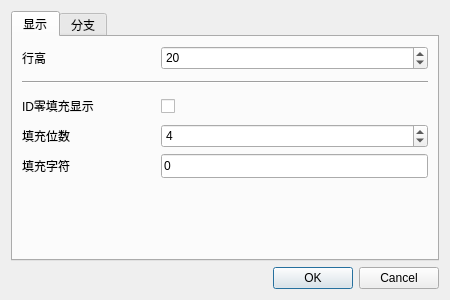
Above: DrillGIFActionSequenceEditor/Source/Utils/widgetFormSenior/FlexiblePageTree/Private/W_FPT_Config.ui from DrillUp/DrillGIFActionSequenceEditor before the change. Below: the same form after it.
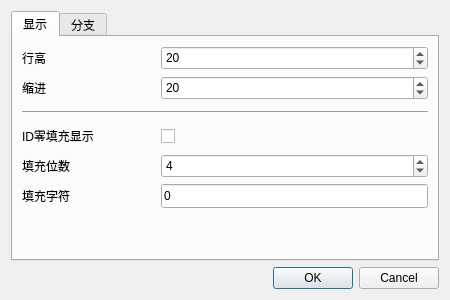
That is the form after the change.

Patch:
```diff
--- a/DrillGIFActionSequenceEditor/Source/Utils/widgetFormSenior/FlexiblePageTree/Private/W_FPT_Config.ui
+++ b/DrillGIFActionSequenceEditor/Source/Utils/widgetFormSenior/FlexiblePageTree/Private/W_FPT_Config.ui
@@ -24,7 +24,7 @@
        <string>显示</string>
       </attribute>
       <layout class="QGridLayout" name="gridLayout" columnstretch="1,2">
-       <item row="2" column="0">
+       <item row="3" column="0">
         <widget class="QLabel" name="label_6">
          <property name="text">
           <string>ID零填充显示</string>
@@ -50,7 +50,7 @@
          </property>
         </widget>
        </item>
-       <item row="3" column="1">
+       <item row="4" column="1">
         <widget class="QSpinBox" name="spinBox_zeroFillCount">
          <property name="minimumSize">
           <size>
@@ -69,7 +69,7 @@
          </property>
         </widget>
        </item>
-       <item row="5" column="1">
+       <item row="6" column="1">
         <widget class="QLineEdit" name="lineEdit_zeroFillChar">
          <property name="minimumSize">
           <size>
@@ -89,7 +89,20 @@
          </property>
         </widget>
        </item>
-       <item row="6" column="0">
+       <item row="3" column="1">
+        <widget class="QCheckBox" name="checkBox_zeroFill">
+         <property name="minimumSize">
+          <size>
+           <width>0</width>
+           <height>24</height>
+          </size>
+         </property>
+         <property name="text">
+          <string/>
+         </property>
+        </widget>
+       </item>
+       <item row="7" column="0">
         <spacer name="verticalSpacer">
          <property name="orientation">
           <enum>Qt::Vertical</enum>
@@ -102,34 +115,21 @@
          </property>
         </spacer>
        </item>
-       <item row="5" column="0">
+       <item row="6" column="0">
         <widget class="QLabel" name="label_zeroFillChar">
          <property name="text">
           <string>填充字符</string>
          </property>
         </widget>
        </item>
-       <item row="2" column="1">
-        <widget class="QCheckBox" name="checkBox_zeroFill">
-         <property name="minimumSize">
-          <size>
-           <width>0</width>
-           <height>24</height>
-          </size>
-         </property>
-         <property name="text">
-          <string/>
-         </property>
-        </widget>
-       </item>
-       <item row="3" column="0">
+       <item row="4" column="0">
         <widget class="QLabel" name="label_zeroFillCount">
          <property name="text">
           <string>填充位数</string>
          </property>
         </widget>
        </item>
-       <item row="1" column="0" colspan="2">
+       <item row="2" column="0" colspan="2">
         <widget class="Line" name="line">
          <property name="minimumSize">
           <size>
@@ -142,6 +142,32 @@
          </property>
         </widget>
        </item>
+       <item row="1" column="0">
+        <widget class="QLabel" name="label_4">
+         <property name="text">
+          <string>缩进</string>
+         </property>
+        </widget>
+       </item>
+       <item row="1" column="1">
+        <widget class="QSpinBox" name="spinBox_indentation">
+         <property name="minimumSize">
+          <size>
+           <width>0</width>
+           <height>24</height>
+          </size>
+         </property>
+         <property name="minimum">
+          <number>2</number>
+         </property>
+         <property name="maximum">
+          <number>2000</number>
+         </property>
+         <property name="value">
+          <number>20</number>
+         </property>
+        </widget>
+       </item>
       </layout>
      </widget>
      <widget class="QWidget" name="tab_2">
```
Left out of the diff: 26 changed lines with no effect on the pictures.
